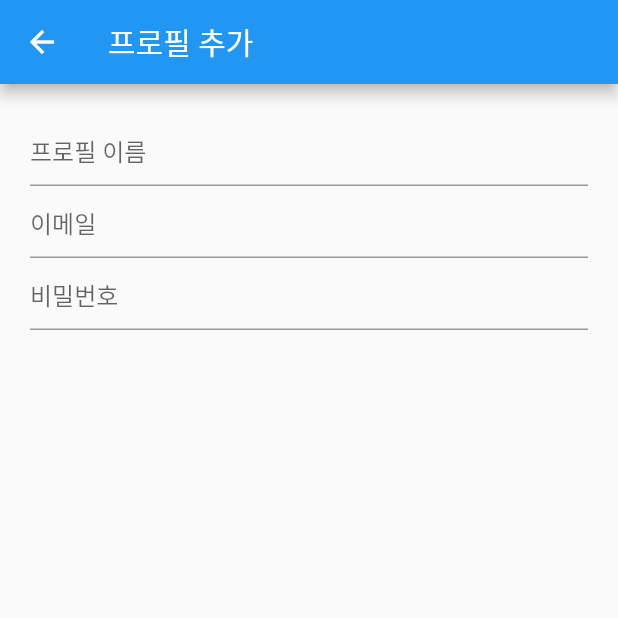
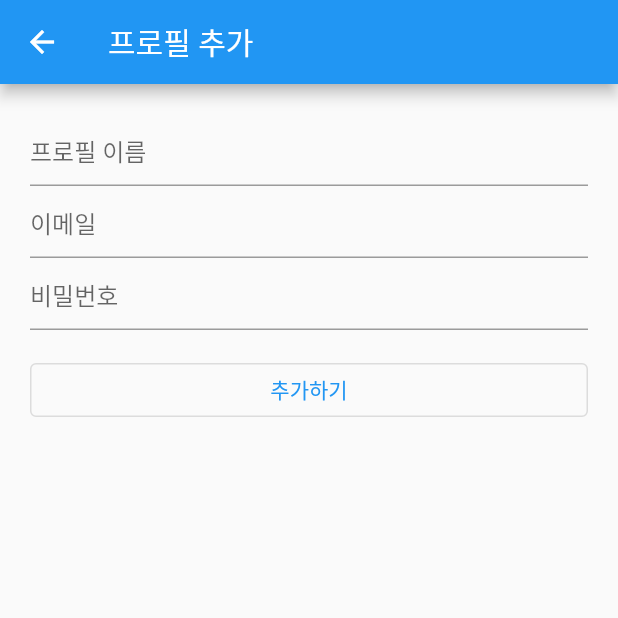
Before and after one commit to paring-chan/qrcode_login, a Flutter app: the AddProfilePage screen opened directly, on a phone screen of 412 x 824 dp, the top half of it. Run offline on Flutter 3.47's test engine with Material 2 defaults, Android fonts, the phone set to English and light mode, and no system bars.

Commit message:
feat: submit button

```diff
--- a/lib/pages/AddProfilePage.dart
+++ b/lib/pages/AddProfilePage.dart
@@ -51,6 +51,12 @@ class AddProfilePage extends StatelessWidget {
                 ),
                 obscureText: true,
               ),
+              Padding(padding: const EdgeInsets.symmetric(vertical: 16.0),
+              child: SizedBox(
+                width: double.infinity,
+                child: OutlinedButton(onPressed: () {}, child: Text('추가하기')),
+              )
+              )
             ],
           ),
         )
```
